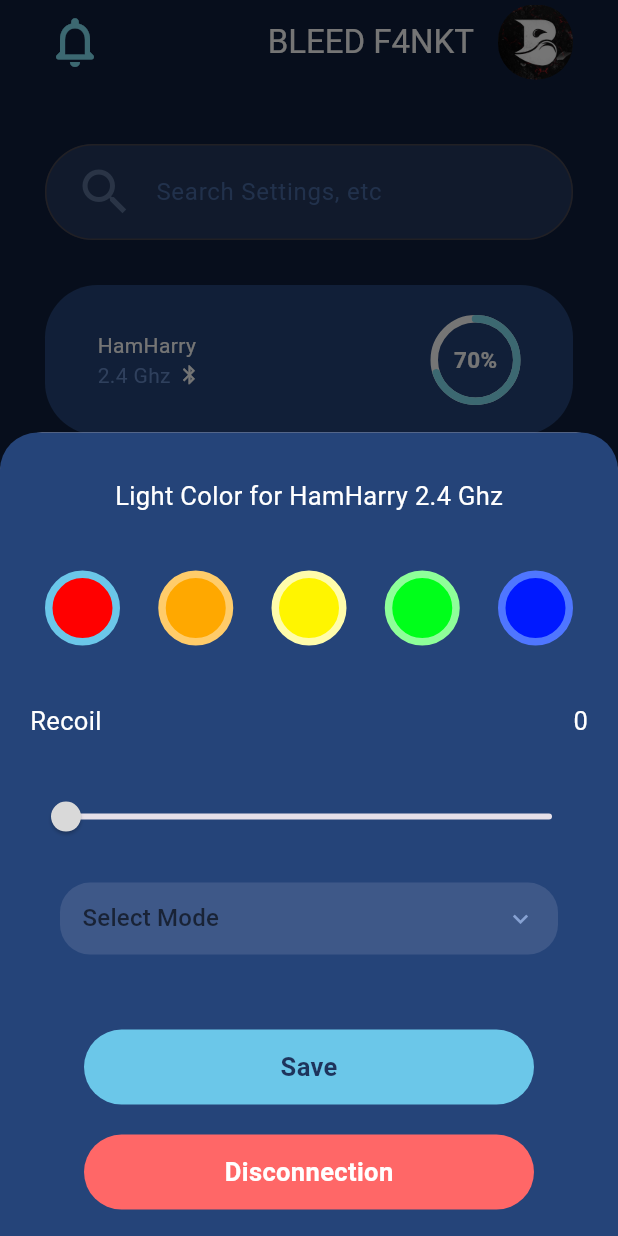
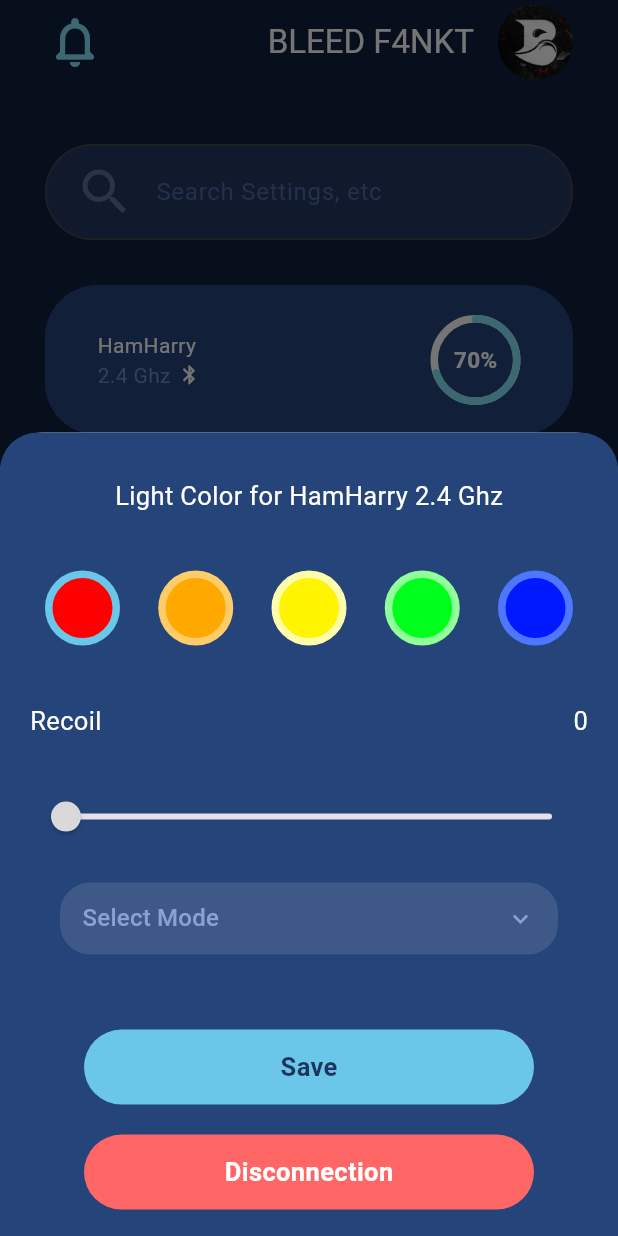
Before and after one commit to HamHarry/testapp, a Flutter app: the screen it shows after launch, after a tap on "HamHarry", on a phone screen of 412 x 824 dp. Run offline on Flutter 3.47's test engine with Material 3 defaults, Android fonts, the phone set to English and light mode, and no system bars; drawn by our look-alikes of percent_indicator.

```diff
--- a/lib/src/pages/home/home.dart
+++ b/lib/src/pages/home/home.dart
@@ -47,6 +47,7 @@ class _HomepageState extends State<Homepage> {
             padding:
                 const EdgeInsets.only(left: 30, right: 30, top: 40, bottom: 20),
             child: TextField(
+              autofocus: false,
               onChanged: (value) => updateList(value),
               style: const TextStyle(
                 color: Color(0xffFFFFFF),
--- a/lib/src/pages/sheet/bottomsheet.dart
+++ b/lib/src/pages/sheet/bottomsheet.dart
@@ -150,11 +150,23 @@ class _SheetState extends State<Sheet> {
                     child: Padding(
                       padding: const EdgeInsets.only(left: 15, right: 15),
                       child: DropdownButton<String>(
-                        hint: const Text("Select Mode"),
+                        hint: const Text(
+                          "Select Mode",
+                          style: TextStyle(
+                            color: Color(0xff87A2D3),
+                          ),
+                        ),
                         value: selectedValue,
                         items: dropdownItem.map((String value) {
                           return DropdownMenuItem<String>(
-                              value: value, child: Text(value));
+                            value: value,
+                            child: Text(
+                              value,
+                              style: const TextStyle(
+                                color: Color(0xff87A2D3),
+                              ),
+                            ),
+                          );
                         }).toList(),
                         onChanged: (newValue) {
                           setState(() {
```
